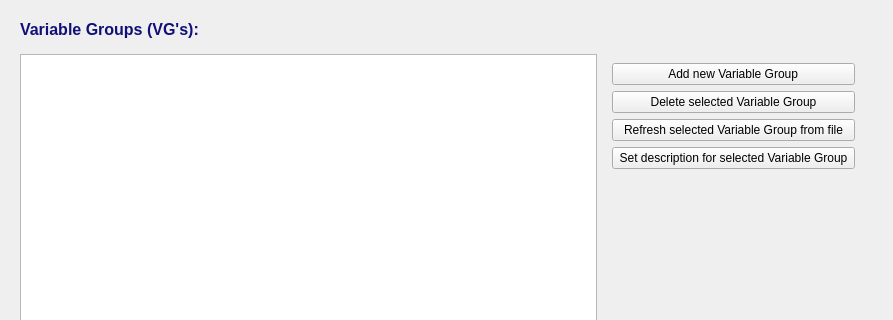
Before: the Qt Designer form NewGeneUI/NewGene/Widgets/ManageInput/VGs/newgenemanagevgs.ui in daniel347x/newgene, drawn with Qt 5; both pictures show x 0 to 893 and y 0 to 320 of the 893 by 657 pixel window.
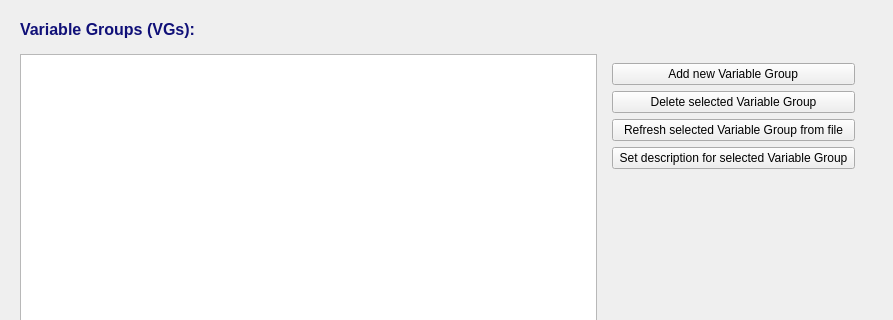
After: the same form once the commit is applied.

What changed in the file:
```diff
--- a/NewGeneUI/NewGene/Widgets/ManageInput/VGs/newgenemanagevgs.ui
+++ b/NewGeneUI/NewGene/Widgets/ManageInput/VGs/newgenemanagevgs.ui
@@ -20,7 +20,7 @@
       <item>
        <widget class="QLabel" name="label_manage_vgs">
         <property name="text">
-         <string>&lt;html&gt;&lt;head/&gt;&lt;body&gt;&lt;p&gt;&lt;span style=&quot; font-size:12pt; font-weight:600; color:#101078;&quot;&gt;Variable Groups (VG's):&lt;/span&gt;&lt;/p&gt;&lt;/body&gt;&lt;/html&gt;</string>
+         <string>&lt;html&gt;&lt;head/&gt;&lt;body&gt;&lt;p&gt;&lt;span style=&quot; font-size:12pt; font-weight:600; color:#101078;&quot;&gt;Variable Groups (VGs):&lt;/span&gt;&lt;/p&gt;&lt;/body&gt;&lt;/html&gt;</string>
         </property>
         <property name="textFormat">
          <enum>Qt::RichText</enum>
```
